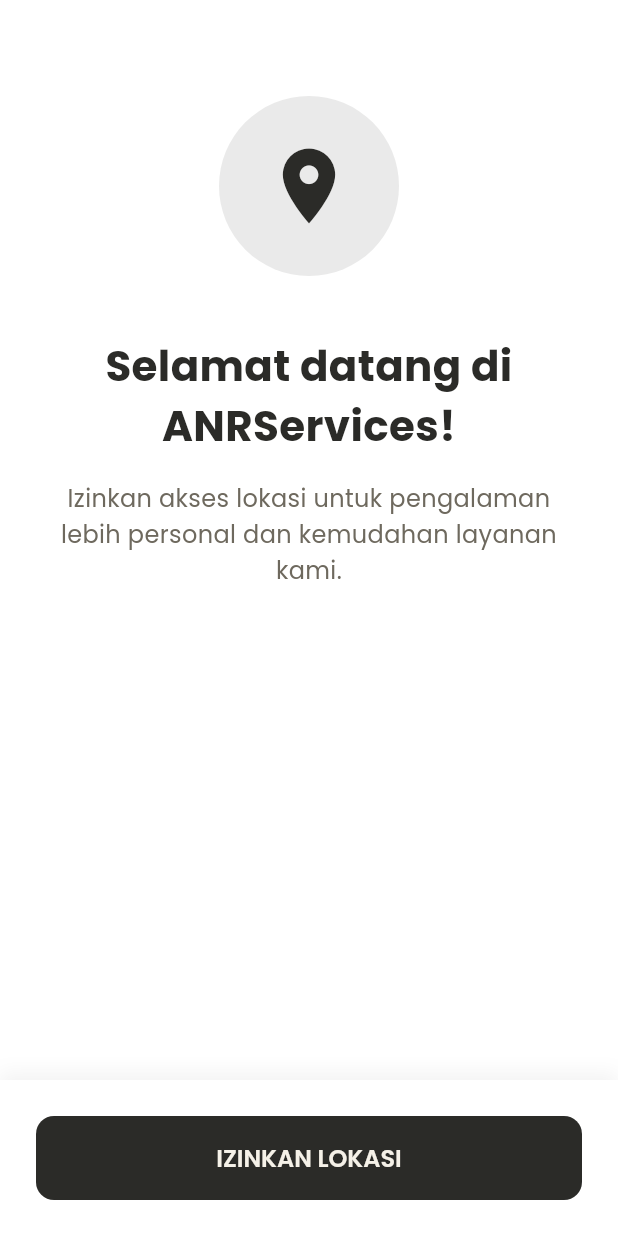
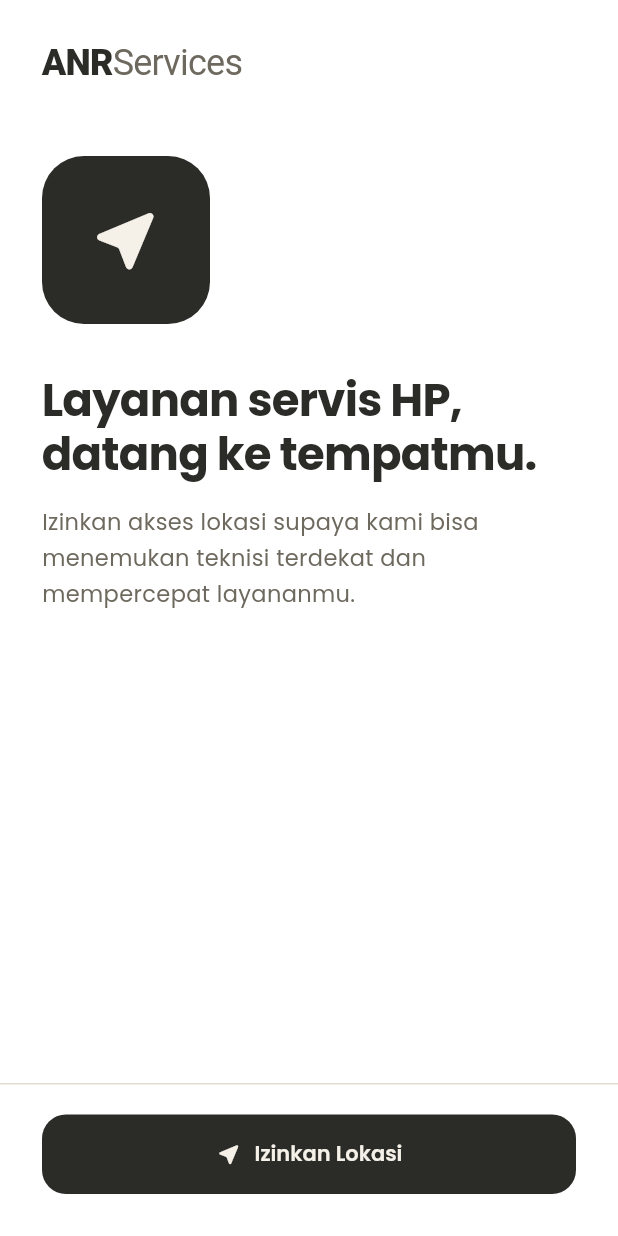
Before and after one commit to ekalliptus/el-services, a Flutter app: the OnboardingPage screen opened by its route, on a phone screen of 412 x 824 dp. Run offline on Flutter 3.47's test engine with Material 3 defaults, Android fonts, the phone set to English and light mode, and no system bars; our stand-ins replace awesome_dialog, cached_network_image, chewie, dio, equatable, firebase_auth and 19 more; missing offline and left inert: file_selector, pattern_lock, video_compress; accounts and stored records are empty; network calls fail.

Commit message:
feat(ui): redesign onboarding & login (wordmark + hero matte)
- AnrBrandLoader (wordmark + spinner) untuk state loading bermerek
- onboarding: wordmark header, hero ikon matte rounded, headline
  editorial, tombol pakai AnrButton, hapus shadow hardcode
- login: wordmark, hero ikon matte (ganti logo lingkaran + shadow),
  headline & subteks lebih ringkas

```diff
--- a/lib/features/auth/pages/onboarding_page.dart
+++ b/lib/features/auth/pages/onboarding_page.dart
@@ -2,6 +2,7 @@
 import 'package:flutter/services.dart';
 import 'package:google_fonts/google_fonts.dart';
 import 'package:servicehponline/core/theme/app_colors.dart';
+import 'package:servicehponline/core/widgets/widgets.dart';
 import 'package:shared_preferences/shared_preferences.dart';
 import 'package:geolocator/geolocator.dart';
 import 'package:servicehponline/features/profile/pages/profile_setup_page.dart';
@@ -245,64 +246,64 @@
     return Scaffold(
       backgroundColor: colorScheme.surface,
       body: _isCheckingUserStatus
-          ? Center(child: CircularProgressIndicator())
+          ? const Center(child: AnrBrandLoader())
           : SafeArea(
               child: Column(
                 children: [
                   Expanded(
                     child: SingleChildScrollView(
                       child: Padding(
-                        padding: const EdgeInsets.all(24.0),
+                        padding: const EdgeInsets.symmetric(
+                            horizontal: 28, vertical: 16),
                         child: Column(
-                          crossAxisAlignment: CrossAxisAlignment.stretch,
+                          crossAxisAlignment: CrossAxisAlignment.start,
                           children: [
-                            SizedBox(height: 40),
+                            const SizedBox(height: 12),
+                            const AnrWordmark(fontSize: 24),
+                            const SizedBox(height: 48),
                             FadeTransition(
                               opacity: _fadeAnimation,
-                              child: Center(
-                                child: Container(
-                                  width: 120,
-                                  height: 120,
-                                  decoration: BoxDecoration(
-                                    color: colorScheme.primary
-                                        .withValues(alpha: 0.1),
-                                    shape: BoxShape.circle,
-                                  ),
-                                  child: Icon(
-                                    Icons.location_on,
-                                    size: 60,
-                                    color: colorScheme.primary,
-                                  ),
+                              child: Container(
+                                width: 112,
+                                height: 112,
+                                decoration: BoxDecoration(
+                                  color: colorScheme.primary,
+                                  borderRadius: BorderRadius.circular(28),
+                                ),
+                                child: Icon(
+                                  Icons.near_me_rounded,
+                                  size: 54,
+                                  color: colorScheme.onPrimary,
                                 ),
                               ),
                             ),
-                            SizedBox(height: 40),
+                            const SizedBox(height: 32),
                             FadeTransition(
                               opacity: _fadeAnimation,
                               child: Text(
-                                "Selamat datang di ANRServices!",
+                                "Layanan servis HP,\ndatang ke tempatmu.",
                                 style: GoogleFonts.poppins(
-                                  fontSize: 28,
-                                  fontWeight: FontWeight.bold,
+                                  fontSize: 30,
+                                  height: 1.2,
+                                  fontWeight: FontWeight.w700,
                                   color: colorScheme.onSurface,
+                                  letterSpacing: -0.5,
                                 ),
-                                textAlign: TextAlign.center,
                               ),
                             ),
-                            SizedBox(height: 16),
+                            const SizedBox(height: 16),
                             FadeTransition(
                               opacity: _fadeAnimation,
                               child: Text(
-                                "Izinkan akses lokasi untuk pengalaman lebih personal dan kemudahan layanan kami.",
+                                "Izinkan akses lokasi supaya kami bisa menemukan teknisi terdekat dan mempercepat layananmu.",
                                 style: GoogleFonts.poppins(
-                                  fontSize: 16,
+                                  fontSize: 15,
                                   color: colorScheme.onSurfaceVariant,
-                                  height: 1.5,
+                                  height: 1.6,
                                 ),
-                                textAlign: TextAlign.center,
                               ),
                             ),
-                            SizedBox(height: 24),
+                            const SizedBox(height: 24),
                             if (_showLocationRationale)
                               _buildRationaleMessage(),
                             if (_isPermanentlyDenied)
@@ -470,59 +471,27 @@
   Widget _buildBottomButtons() {
     final colorScheme = Theme.of(context).colorScheme;
     return Container(
-      padding: EdgeInsets.all(24),
+      padding: const EdgeInsets.fromLTRB(28, 20, 28, 28),
       decoration: BoxDecoration(
         color: colorScheme.surface,
-        boxShadow: [
-          BoxShadow(
-            color: Colors.black.withValues(alpha: 0.05),
-            blurRadius: 10,
-            offset: Offset(0, -5),
-          ),
-        ],
+        border: Border(top: BorderSide(color: colorScheme.outline)),
       ),
       child: Column(
         mainAxisSize: MainAxisSize.min,
         children: [
           if (!_locationPermissionGranted)
-            ElevatedButton(
+            AnrButton(
+              label: "Izinkan Lokasi",
+              icon: Icons.near_me_rounded,
               onPressed: _requestLocationPermission,
-              style: ElevatedButton.styleFrom(
-                backgroundColor: colorScheme.primary,
-                minimumSize: Size(double.infinity, 56),
-                shape: RoundedRectangleBorder(
-                  borderRadius: BorderRadius.circular(12),
-                ),
-              ),
-              child: Text(
-                "IZINKAN LOKASI",
-                style: GoogleFonts.poppins(
-                  color: colorScheme.onPrimary,
-                  fontWeight: FontWeight.w600,
-                  fontSize: 16,
-                ),
-              ),
             ),
           if (_showLocationRationale || _isPermanentlyDenied)
             Padding(
               padding: const EdgeInsets.only(top: 12.0),
-              child: TextButton(
+              child: AnrButton(
+                label: "Lanjutkan Tanpa Lokasi",
+                variant: AnrButtonVariant.secondary,
                 onPressed: _continueWithoutLocation,
-                style: TextButton.styleFrom(
-                  minimumSize: Size(double.infinity, 56),
-                  shape: RoundedRectangleBorder(
-                    borderRadius: BorderRadius.circular(12),
-                    side: BorderSide(color: colorScheme.outline),
-                  ),
-                ),
-                child: Text(
-                  "LANJUTKAN TANPA LOKASI",
-                  style: GoogleFonts.poppins(
-                    color: colorScheme.onSurfaceVariant,
-                    fontWeight: FontWeight.w600,
-                    fontSize: 16,
-                  ),
-                ),
               ),
             ),
         ],
```
Also changed, not shown: lib/core/widgets/anr_wordmark.dart (+26 -0 lines), lib/features/auth/pages/login_page.dart (+23 -24 lines).
